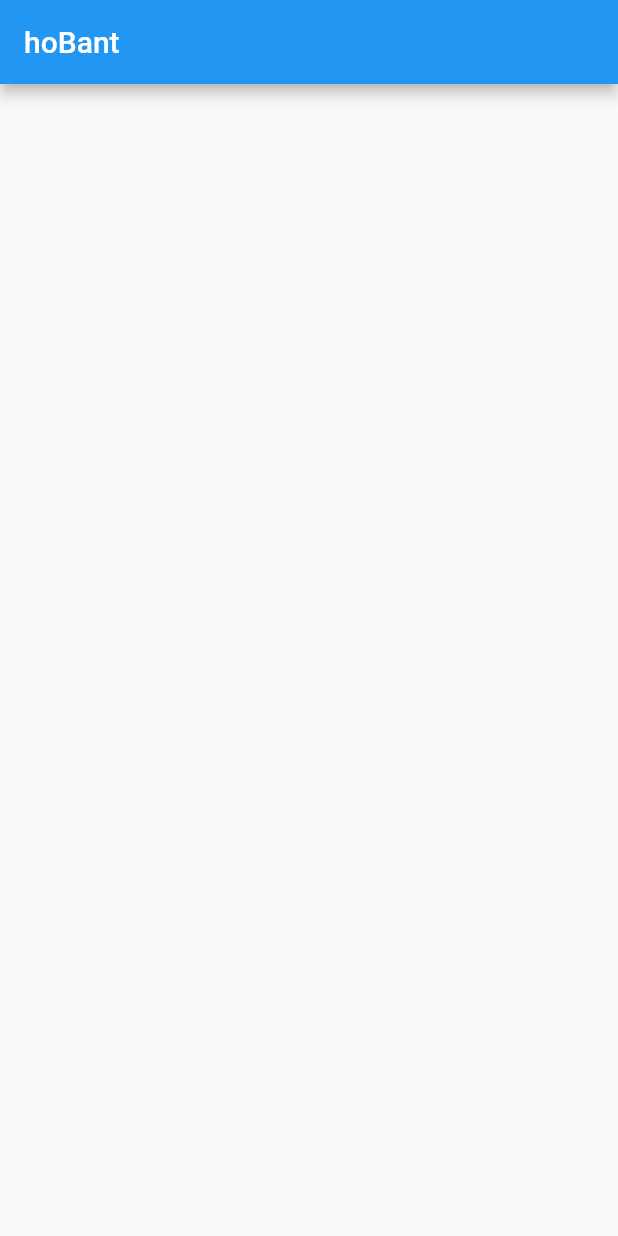
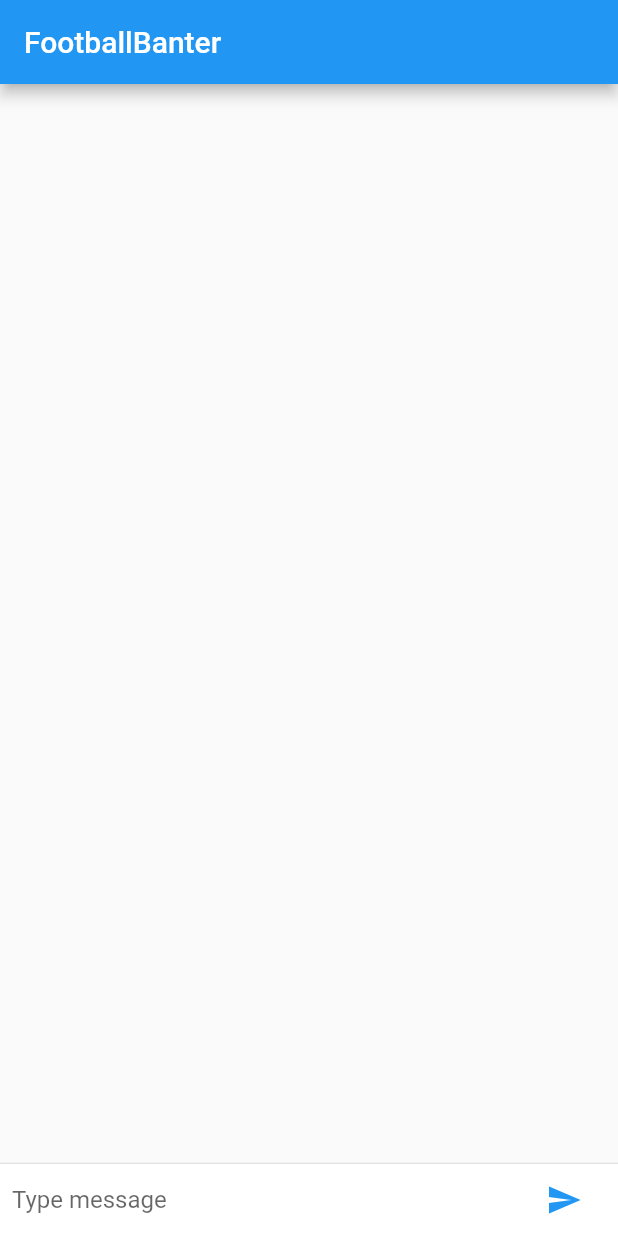
Before and after one commit to sorXCode/rettulf, a Flutter app: the screen it shows after launch, on a phone screen of 412 x 824 dp. Run offline on Flutter 3.47's test engine with Material 2 defaults, Android fonts, the phone set to English and light mode, and no system bars.

Commit message:
completed UIs

```diff
--- a/lib/main.dart
+++ b/lib/main.dart
@@ -1,14 +1,122 @@
 import 'package:flutter/material.dart';
 
 main() {
-  runApp(
-    new MaterialApp(
-      title: "hoBant",
-      home: new Scaffold(
-        appBar: new AppBar(
-          title: new Text("hoBant"),
+  runApp(new PeepBantApp());
+}
+
+class PeepBantApp extends StatelessWidget {
+  @override
+  Widget build(BuildContext context) {
+    return new MaterialApp(
+      title: "FootballBanter",
+      home: new ChatScreen(),
+    );
+  }
+}
+
+class ChatScreen extends StatefulWidget {
+  @override
+  State createState() => new ChatScreenState();
+}
+
+class ChatScreenState extends State<ChatScreen> {
+  final TextEditingController _textEditingController =
+      new TextEditingController();
+  final List<ChatMessage> _messages = <ChatMessage>[];
+
+  @override
+  Widget build(BuildContext context) {
+    return new Scaffold(
+      appBar: new AppBar(
+        title: new Text("FootballBanter"),
+      ),
+      // body: _buildTextcomposer()
+      body: new Column(
+        children: <Widget>[
+          new Flexible(
+            child: new ListView.builder(
+              padding: new EdgeInsets.all(8.0),
+              reverse: true,
+              itemBuilder: (_, int index) => _messages[index],
+              itemCount: _messages.length,
+            ),
+          ),
+          new Divider(height: 1.0),
+          new Container(
+            decoration: new BoxDecoration(color: Theme.of(context).cardColor),
+            child: _buildTextcomposer(),
+          ),
+        ],
+      ),
+    );
+  }
+
+  Widget _buildTextcomposer() {
+    return new IconTheme(
+      data: new IconThemeData(color: Theme.of(context).accentColor),
+      child: new Container(
+        margin: const EdgeInsets.symmetric(horizontal: 8.0),
+        child: Row(
+          children: <Widget>[
+            new Flexible(
+              child: new TextField(
+                controller: _textEditingController,
+                onSubmitted: _handleSubmitted,
+                decoration:
+                    new InputDecoration.collapsed(hintText: "Type message"),
+              ),
+            ),
+            new Container(
+              margin: const EdgeInsets.symmetric(horizontal: 4.0),
+              child: new IconButton(
+                icon: Icon(Icons.send),
+                onPressed: () => _handleSubmitted(_textEditingController.text),
+              ),
+            )
+          ],
         ),
       ),
-    ),
-  );
+    );
+  }
+
+  void _handleSubmitted(String text) {
+    _textEditingController.clear();
+    ChatMessage message = new ChatMessage(
+      text: text,
+    );
+    setState(() {
+      _messages.insert(0, message);
+    });
+  }
 }
+
+class ChatMessage extends StatelessWidget {
+  ChatMessage({this.text});
+  final String text;
+  @override
+  Widget build(BuildContext context) {
+    return Container(
+      margin: const EdgeInsets.symmetric(vertical: 10.0),
+      child: new Row(
+        crossAxisAlignment: CrossAxisAlignment.start,
+        children: <Widget>[
+          new Container(
+              margin: new EdgeInsets.only(right: 20.0),
+              child: new CircleAvatar(
+                child: new Text(_name[0]),
+              )),
+          new Column(
+            crossAxisAlignment: CrossAxisAlignment.start,
+            children: <Widget>[
+              new Text(_name, style: Theme.of(context).textTheme.subhead),
+              new Container(
+                  margin: new EdgeInsets.only(top: 5.0), child: new Text(text))
+            ],
+          )
+        ],
+      ),
+    );
+  }
+}
+
+const String _name = "Victor";
```
